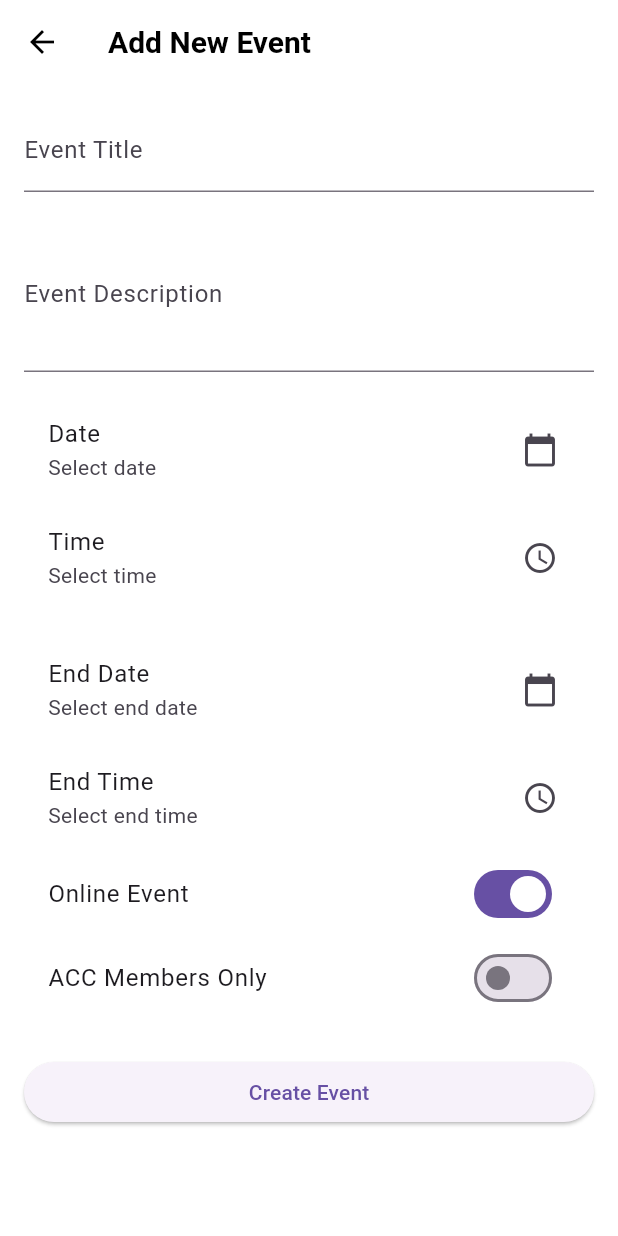
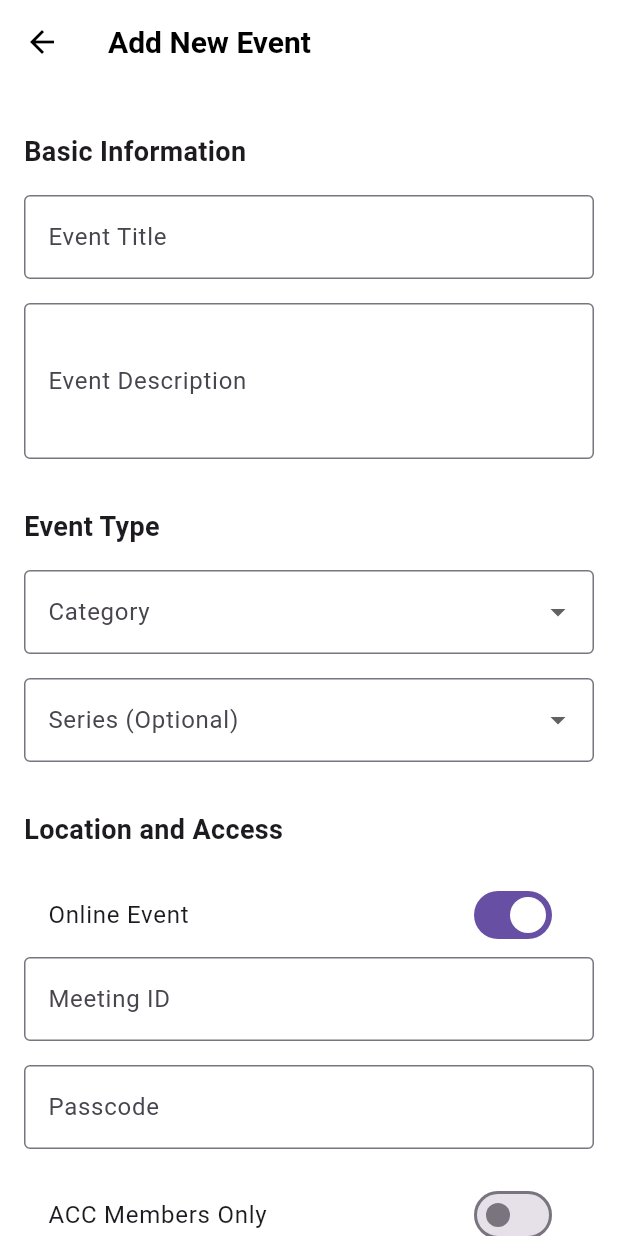
Before and after one commit to M0hamed-Eid/eventify, a Flutter app: the AddEventScreen screen opened directly, after a tap on "Online Event", on a phone screen of 412 x 824 dp. Run offline on Flutter 3.47's test engine with Material 3 defaults, Android fonts, the phone set to English and light mode, and no system bars; our stand-ins replace cloud_firestore, firebase_auth, firebase_core, firebase_messaging, firebase_storage, flutter_local_notifications and 3 more; accounts and stored records are empty.

Commit message:
feat: Enhance event creation screen with new fields
Adds fields for presenter info, online meeting details,
guidelines, category, and series to the event creation form.
Updates the Event model to include these new fields. Improves
UI with section headers and clearer input fields.

```diff
--- a/lib/models/event.dart
+++ b/lib/models/event.dart
@@ -6,12 +6,18 @@ class Event {
   final String description;
   final DateTime dateTime;
   final String location;
-  final String? imageUrl;
   final bool isOnline;
   final bool isAccMembersOnly;
   final String timeRange;
   final String? registrationLink;
-  final String category; // Add this field
+  final String? meetingId;
+  final String? passcode;
+  final String? imageUrl;
+  final String? presenter;
+  final String? presenterTitle;
+  final List<String> guidelines;
+  final String category;
+  final String? series;
 
   Event({
     required this.id,
@@ -19,32 +25,48 @@ class Event {
     required this.description,
     required this.dateTime,
     required this.location,
-    this.imageUrl,
     required this.isOnline,
     required this.isAccMembersOnly,
     required this.timeRange,
     this.registrationLink,
-    required this.category, // Add this parameter
+    this.meetingId,
+    this.passcode,
+    this.imageUrl,
+    this.presenter,
+    this.presenterTitle,
+    required this.guidelines,
+    required this.category,
+    this.series,
   });
 
-  // Update fromFirestore method
   factory Event.fromFirestore(DocumentSnapshot doc) {
     final data = doc.data() as Map<String, dynamic>;
     return Event(
       id: doc.id,
-      title: data['title'],
-      description: data['description'],
-      dateTime: (data['dateTime'] as Timestamp).toDate(),
-      location: data['location'],
+      title: data['title'] ?? '',
+      description: data['description'] ?? '',
+      dateTime: data['dateTime'] != null
+          ? (data['dateTime'] as Timestamp).toDate()
+          : DateTime.now(),
+      location: data['location'] ?? '',
       imageUrl: data['imageUrl'],
-      isOnline: data['isOnline'],
-      isAccMembersOnly: data['isAccMembersOnly'],
-      timeRange: data['timeRange'],
+      isOnline: data['isOnline'] ?? false,
+      isAccMembersOnly: data['isAccMembersOnly'] ?? false,
+      timeRange: data['timeRange'] ?? '',
       registrationLink: data['registrationLink'],
-      category: data['category'],
+      meetingId: data['meetingId'],
+      passcode: data['passcode'],
+      presenter: data['presenter'],
+      presenterTitle: data['presenterTitle'],
+      guidelines: data['guidelines'] != null
+          ? List<String>.from(data['guidelines'])
+          : [],
+      category: data['category'] ?? '',
+      series: data['series'],
     );
   }
 
+  // Also update toMap method to match
   Map<String, dynamic> toMap() {
     return {
       'title': title,
@@ -56,7 +78,14 @@ class Event {
       'isAccMembersOnly': isAccMembersOnly,
       'timeRange': timeRange,
       'registrationLink': registrationLink,
+      'meetingId': meetingId,
+      'passcode': passcode,
+      'presenter': presenter,
+      'presenterTitle': presenterTitle,
+      'guidelines': guidelines,
       'category': category,
+      'series': series,
     };
   }
+
 }
--- a/lib/screens/events/event_screen.dart
+++ b/lib/screens/events/event_screen.dart
@@ -292,20 +292,49 @@ class _AddEventScreenState extends State<AddEventScreen> {
   final _formKey = GlobalKey<FormState>();
   final _titleController = TextEditingController();
   final _descriptionController = TextEditingController();
+  final _presenterController = TextEditingController();
+  final _presenterTitleController = TextEditingController();
+  final _meetingIdController = TextEditingController();
+  final _passcodeController = TextEditingController();
+  final _locationController = TextEditingController();
+  final List<String> _guidelines = [];
+
   DateTime? _selectedDate;
   TimeOfDay? _selectedTime;
   DateTime? _selectedEndDate;
   TimeOfDay? _selectedEndTime;
   String _selectedCategory = '';
+  String? _selectedSeries;
   bool _isOnline = false;
   bool _isAccMembersOnly = false;
+
+  final List<String> _categories = [
+    'Education',
+    'Career Development',
+    'Language Learning',
+    'Cultural Exchange',
+    'Workshop',
+  ];
+
+  final List<String> _series = [
+    'Future Focus',
+    'English Conversation Club',
+    'Study in the U.S.',
+    'None',
+  ];
 
   @override
   void dispose() {
     _titleController.dispose();
     _descriptionController.dispose();
+    _presenterController.dispose();
+    _presenterTitleController.dispose();
+    _meetingIdController.dispose();
+    _passcodeController.dispose();
+    _locationController.dispose();
     super.dispose();
   }
+
 
   @override
   Widget build(BuildContext context) {
@@ -320,66 +349,71 @@ class _AddEventScreenState extends State<AddEventScreen> {
           child: Column(
             crossAxisAlignment: CrossAxisAlignment.start,
             children: [
+              // Basic Information Section
+              _buildSectionHeader('Basic Information'),
               TextFormField(
                 controller: _titleController,
                 decoration: const InputDecoration(
                   labelText: 'Event Title',
+                  border: OutlineInputBorder(),
                 ),
-                validator: (value) {
-                  if (value == null || value.isEmpty) {
-                    return 'Please enter event title';
-                  }
-                  return null;
-                },
+                validator: (value) => value?.isEmpty ?? true ? 'Please enter event title' : null,
               ),
               const SizedBox(height: 16),
               TextFormField(
                 controller: _descriptionController,
                 decoration: const InputDecoration(
                   labelText: 'Event Description',
+                  border: OutlineInputBorder(),
                 ),
                 maxLines: 3,
-                validator: (value) {
-                  if (value == null || value.isEmpty) {
-                    return 'Please enter event description';
-                  }
-                  return null;
+                validator: (value) => value?.isEmpty ?? true ? 'Please enter event description' : null,
+              ),
+              const SizedBox(height: 16),
+
+              // Category and Series Selection
+              _buildSectionHeader('Event Type'),
+              DropdownButtonFormField<String>(
+                decoration: const InputDecoration(
+                  labelText: 'Category',
+                  border: OutlineInputBorder(),
+                ),
+                value: _selectedCategory.isEmpty ? null : _selectedCategory,
+                items: _categories.map((category) {
+                  return DropdownMenuItem(
+                    value: category,
+                    child: Text(category),
+                  );
+                }).toList(),
+                onChanged: (value) {
+                  setState(() {
+                    _selectedCategory = value ?? '';
+                  });
+                },
+                validator: (value) => value == null ? 'Please select a category' : null,
+              ),
+              const SizedBox(height: 16),
+              DropdownButtonFormField<String>(
+                decoration: const InputDecoration(
+                  labelText: 'Series (Optional)',
+                  border: OutlineInputBorder(),
+                ),
+                value: _selectedSeries,
+                items: _series.map((series) {
+                  return DropdownMenuItem(
+                    value: series,
+                    child: Text(series),
+                  );
+                }).toList(),
+                onChanged: (value) {
+                  setState(() {
+                    _selectedSeries = value;
+                  });
                 },
               ),
               const SizedBox(height: 16),
-              ListTile(
-                title: const Text('Date'),
-                subtitle: Text(_selectedDate == null
-                    ? 'Select date'
-                    : '${_selectedDate!.day}/${_selectedDate!.month}/${_selectedDate!.year}'),
-                trailing: const Icon(Icons.calendar_today),
-                onTap: _selectDate,
-              ),
-              ListTile(
-                title: const Text('Time'),
-                subtitle: Text(_selectedTime == null
-                    ? 'Select time'
-                    : '${_selectedTime!.format(context)}'),
-                trailing: const Icon(Icons.access_time),
-                onTap: _selectTime,
-              ),
-              const SizedBox(height: 16),
-              ListTile(
-                title: const Text('End Date'),
-                subtitle: Text(_selectedEndDate == null
-                    ? 'Select end date'
-                    : '${_selectedEndDate!.day}/${_selectedEndDate!.month}/${_selectedEndDate!.year}'),
-                trailing: const Icon(Icons.calendar_today),
-                onTap: _selectEndDate,
-              ),
-              ListTile(
-                title: const Text('End Time'),
-                subtitle: Text(_selectedEndTime == null
-                    ? 'Select end time'
-                    : '${_selectedEndTime!.format(context)}'),
-                trailing: const Icon(Icons.access_time),
-                onTap: _selectEndTime,
-              ),
+              // Location and Access Section
+              _buildSectionHeader('Location and Access'),
               SwitchListTile(
                 title: const Text('Online Event'),
                 value: _isOnline,
@@ -389,6 +423,31 @@ class _AddEventScreenState extends State<AddEventScreen> {
                   });
                 },
               ),
+              if (_isOnline) ...[
+                TextFormField(
+                  controller: _meetingIdController,
+                  decoration: const InputDecoration(
+                    labelText: 'Meeting ID',
+                    border: OutlineInputBorder(),
+                  ),
+                ),
+                const SizedBox(height: 16),
+                TextFormField(
+                  controller: _passcodeController,
+                  decoration: const InputDecoration(
+                    labelText: 'Passcode',
+                    border: OutlineInputBorder(),
+                  ),
+                ),
+              ] else
+                TextFormField(
+                  controller: _locationController,
+                  decoration: const InputDecoration(
+                    labelText: 'Location',
+                    border: OutlineInputBorder(),
+                  ),
+                ),
+              const SizedBox(height: 16),
               SwitchListTile(
                 title: const Text('ACC Members Only'),
                 value: _isAccMembersOnly,
@@ -398,11 +457,39 @@ class _AddEventScreenState extends State<AddEventScreen> {
                   });
                 },
               ),
+
+              // Presenter Information
+              _buildSectionHeader('Presenter Information (Optional)'),
+              TextFormField(
+                controller: _presenterController,
+                decoration: const InputDecoration(
+                  labelText: 'Presenter Name',
+                  border: OutlineInputBorder(),
+                ),
+              ),
+              const SizedBox(height: 16),
+              TextFormField(
+                controller: _presenterTitleController,
+                decoration: const InputDecoration(
+                  labelText: 'Presenter Title',
+                  border: OutlineInputBorder(),
+                ),
+              ),
+              const SizedBox(height: 16),
+
+              // Guidelines Section
+              _buildSectionHeader('Guidelines'),
+              _buildGuidelinesList(),
               const SizedBox(height: 24),
+
+              // Submit Button
               SizedBox(
                 width: double.infinity,
                 child: ElevatedButton(
                   onPressed: _submitForm,
+                  style: ElevatedButton.styleFrom(
+                    padding: const EdgeInsets.symmetric(vertical: 16),
+                  ),
                   child: const Text('Create Event'),
                 ),
               ),
@@ -410,6 +497,56 @@ class _AddEventScreenState extends State<AddEventScreen> {
           ),
         ),
       ),
+    );
+  }
+
+  Widget _buildSectionHeader(String title) {
+    return Padding(
+      padding: const EdgeInsets.symmetric(vertical: 16),
+      child: Text(
+        title,
+        style: const TextStyle(
+          fontSize: 18,
+          fontWeight: FontWeight.bold,
+        ),
+      ),
+    );
+  }
+  Widget _buildGuidelinesList() {
+    return Column(
+      children: [
+        ListView.builder(
+          shrinkWrap: true,
+          physics: const NeverScrollableScrollPhysics(),
+          itemCount: _guidelines.length,
+          itemBuilder: (context, index) {
+            return ListTile(
+              title: Text(_guidelines[index]),
+              trailing: IconButton(
+                icon: const Icon(Icons.delete),
+                onPressed: () {
+                  setState(() {
+                    _guidelines.removeAt(index);
+                  });
+                },
+              ),
+            );
+          },
+        ),
+        TextFormField(
+          decoration: const InputDecoration(
+            labelText: 'Add Guideline',
+            border: OutlineInputBorder(),
+          ),
+          onFieldSubmitted: (value) {
+            if (value.isNotEmpty) {
+              setState(() {
+                _guidelines.add(value);
+              });
+            }
+          },
+        ),
+      ],
     );
   }
 
@@ -426,6 +563,7 @@ class _AddEventScreenState extends State<AddEventScreen> {
       });
     }
   }
+
 
   Future<void> _selectEndDate() async {
     final DateTime? picked = await showDatePicker(
@@ -482,17 +620,28 @@ class _AddEventScreenState extends State<AddEventScreen> {
             _selectedTime!.hour,
             _selectedTime!.minute,
           ),
-          location: _isOnline ? 'Online via Zoom' : 'ACC Location',
+          location: _isOnline
+              ? 'Online via Zoom'
+              : _locationController.text.isEmpty
+              ? 'ACC Location'
+              : _locationController.text,
           isOnline: _isOnline,
           isAccMembersOnly: _isAccMembersOnly,
-          timeRange:
-          '${_selectedTime!.format(context)} - ${_selectedTime!.replacing(hour: _selectedTime!.hour + 2).format(context)}', category: _selectedCategory,
+          timeRange: '${_selectedTime!.format(context)} - ${_selectedEndTime?.format(context) ?? _selectedTime!.replacing(hour: _selectedTime!.hour + 2).format(context)}',
+          category: _selectedCategory,
+          guidelines: _guidelines,
+          presenter: _presenterController.text.isEmpty ? null : _presenterController.text,
+          presenterTitle: _presenterTitleController.text.isEmpty ? null : _presenterTitleController.text,
+          meetingId: _isOnline ? _meetingIdController.text : null,
+          passcode: _isOnline ? _passcodeController.text : null,
+          series: _selectedSeries == 'None' ? null : _selectedSeries,
         );
 
         await Provider.of<DatabaseProvider>(context, listen: false)
             .database
             .createEvent(event);
 
+        if (mounted) {
           Navigator.pop(context);
           ScaffoldMessenger.of(context).showSnackBar(
             const SnackBar(
@@ -500,7 +649,9 @@ class _AddEventScreenState extends State<AddEventScreen> {
               backgroundColor: Colors.green,
             ),
           );
+        }
       } catch (e) {
+        if (mounted) {
           ScaffoldMessenger.of(context).showSnackBar(
             SnackBar(
               content: Text('Failed to create event: $e'),
@@ -511,3 +662,4 @@ class _AddEventScreenState extends State<AddEventScreen> {
       }
     }
   }
+}
```
Lines whose indentation alone changed are shown as unchanged.
